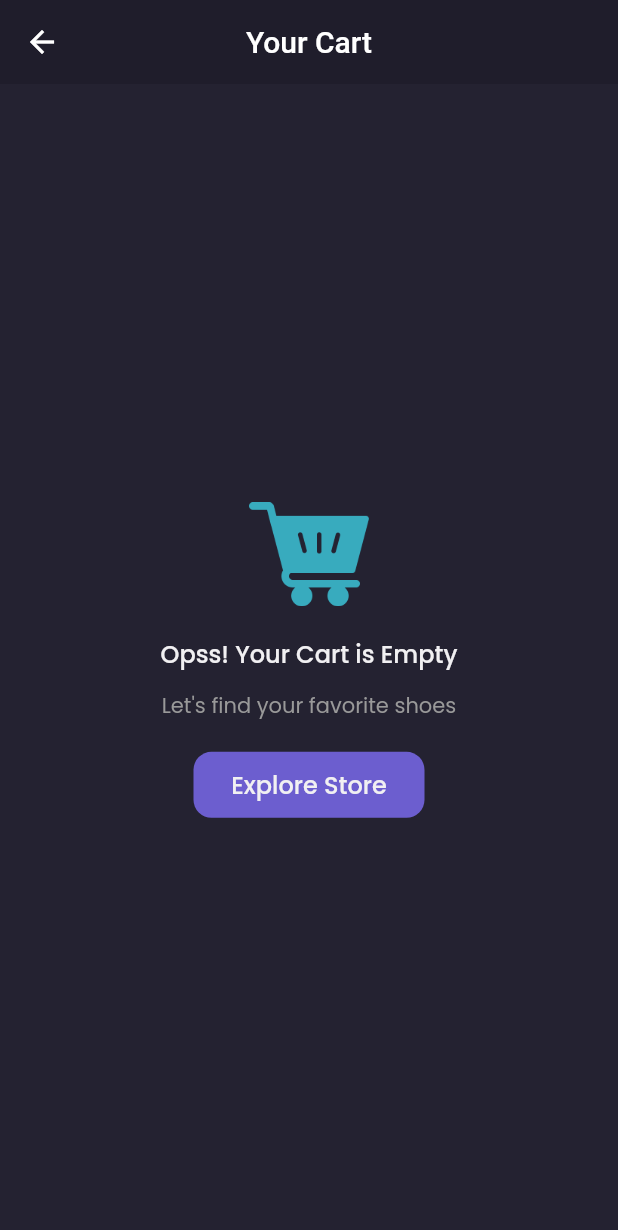
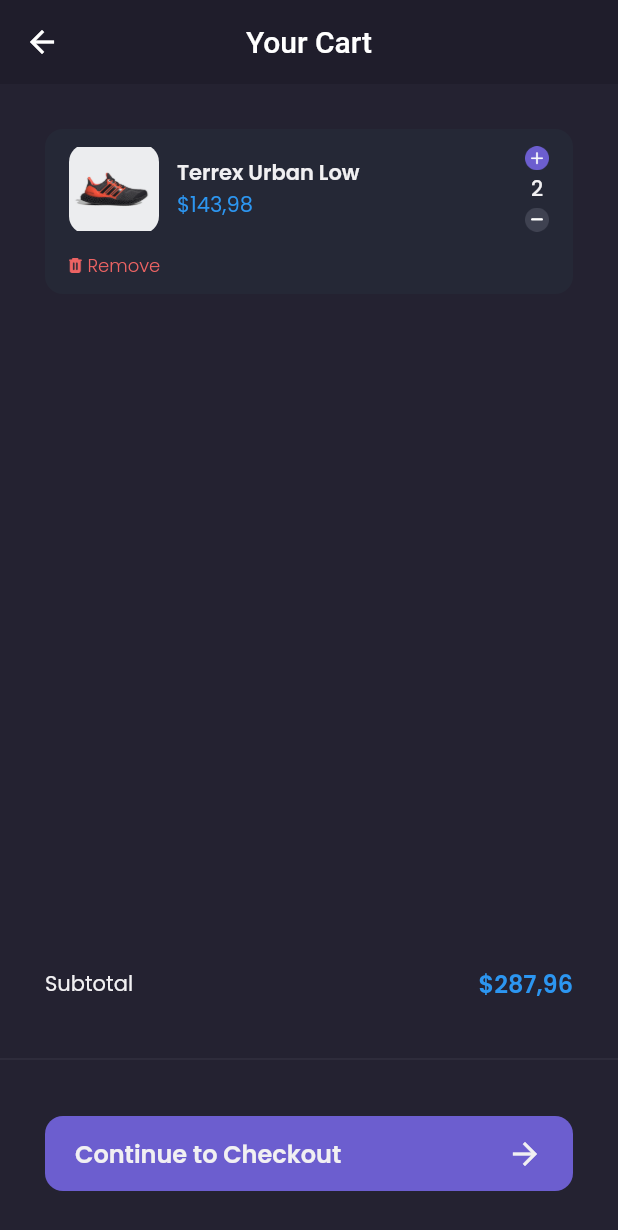
Before and after one commit to endijulian/flutter_toko_online, a Flutter app: the CartPage screen opened by its route, on a phone screen of 412 x 824 dp. Shown: the top 1230 px of the screen. Run offline on Flutter 3.47's test engine with Material 2 defaults, Android fonts, the phone set to English and light mode, and no system bars; our stand-ins replace carousel_slider, google_fonts.

Commit message:
cart card page

```diff
--- a/lib/pages/cart_page.dart
+++ b/lib/pages/cart_page.dart
@@ -1,5 +1,6 @@
 import 'package:flutter/material.dart';
 import 'package:shamo/theme.dart';
+import 'package:shamo/widgets/cart_card.dart';
 
 class CartPage extends StatelessWidget {
   @override
@@ -68,10 +69,88 @@ class CartPage extends StatelessWidget {
       );
     }
 
+    Widget content() {
+      return ListView(
+        padding: EdgeInsets.symmetric(horizontal: defaultMargin),
+        children: [
+          CartCard(),
+        ],
+      );
+    }
+
+    Widget customBottomNav() {
+      return Container(
+        height: 180,
+        child: Column(
+          children: [
+            Container(
+              margin: EdgeInsets.symmetric(horizontal: defaultMargin),
+              child: Row(
+                mainAxisAlignment: MainAxisAlignment.spaceBetween,
+                children: [
+                  Text(
+                    'Subtotal',
+                    style: primaryTextStyle,
+                  ),
+                  Text(
+                    '\$287,96',
+                    style: priceTextStyle.copyWith(
+                      fontWeight: semiBold,
+                      fontSize: 16,
+                    ),
+                  ),
+                ],
+              ),
+            ),
+            SizedBox(
+              height: 30,
+            ),
+            Divider(
+              thickness: 0.3,
+              color: subtitleColor,
+            ),
+            SizedBox(
+              height: 30,
+            ),
+            Container(
+              height: 50,
+              margin: EdgeInsets.symmetric(horizontal: defaultMargin),
+              child: TextButton(
+                onPressed: () {},
+                style: TextButton.styleFrom(
+                    backgroundColor: primaryColor,
+                    padding: EdgeInsets.symmetric(horizontal: 20),
+                    shape: RoundedRectangleBorder(
+                      borderRadius: BorderRadius.circular(12),
+                    )),
+                child: Row(
+                  mainAxisAlignment: MainAxisAlignment.spaceBetween,
+                  children: [
+                    Text(
+                      'Continue to Checkout',
+                      style: primaryTextStyle.copyWith(
+                        fontSize: 16,
+                        fontWeight: semiBold,
+                      ),
+                    ),
+                    Icon(
+                      Icons.arrow_forward,
+                      color: primaryTextColor,
+                    ),
+                  ],
+                ),
+              ),
+            ),
+          ],
+        ),
+      );
+    }
+
     return Scaffold(
       backgroundColor: backgroundColor3,
       appBar: header(),
-      body: emptyCart(),
+      body: content(),
+      bottomNavigationBar: customBottomNav(),
     );
   }
 }
--- a/lib/theme.dart
+++ b/lib/theme.dart
@@ -25,6 +25,7 @@ TextStyle priceTextStyle = GoogleFonts.poppins(color: priceColor);
 TextStyle subtitleTextStyle = GoogleFonts.poppins(color: subtitleColor);
 TextStyle purpleTextStyle = GoogleFonts.poppins(color: primaryColor);
 TextStyle blackTextStyle = GoogleFonts.poppins(color: blackColor);
+TextStyle alertTextStyle = GoogleFonts.poppins(color: alertColor);
 
 FontWeight light = FontWeight.w300;
 FontWeight regular = FontWeight.w400;
--- /dev/null
+++ b/lib/widgets/cart_card.dart
@@ -0,0 +1,103 @@
+import 'package:flutter/material.dart';
+import 'package:shamo/theme.dart';
+
+class CartCard extends StatelessWidget {
+  @override
+  Widget build(BuildContext context) {
+    return Container(
+      margin: EdgeInsets.only(top: defaultMargin),
+      padding: EdgeInsets.symmetric(
+        horizontal: 16,
+        vertical: 10,
+      ),
+      decoration: BoxDecoration(
+        color: backgroundColor4,
+        borderRadius: BorderRadius.circular(12),
+      ),
+      child: Column(
+        children: [
+          Row(
+            children: [
+              Container(
+                width: 60,
+                height: 60,
+                decoration: BoxDecoration(
+                  borderRadius: BorderRadius.circular(12),
+                  image: DecorationImage(
+                    image: AssetImage('assets/imgae_shoes.png'),
+                  ),
+                ),
+              ),
+              SizedBox(
+                width: 12,
+              ),
+              Expanded(
+                child: Column(
+                  crossAxisAlignment: CrossAxisAlignment.start,
+                  children: [
+                    Text(
+                      'Terrex Urban Low',
+                      style: primaryTextStyle.copyWith(
+                        fontWeight: semiBold,
+                      ),
+                    ),
+                    Text(
+                      '\$143,98',
+                      style: priceTextStyle,
+                    )
+                  ],
+                ),
+              ),
+              Column(
+                children: [
+                  Image.asset(
+                    'assets/button_add.png',
+                    width: 16,
+                  ),
+                  SizedBox(
+                    height: 2,
+                  ),
+                  Text(
+                    '2',
+                    style: primaryTextStyle.copyWith(
+                      fontWeight: medium,
+                      fontSize: 14,
+                    ),
+                  ),
+                  SizedBox(
+                    height: 2,
+                  ),
+                  Image.asset(
+                    'assets/button_min.png',
+                    width: 16,
+                  ),
+                ],
+              )
+            ],
+          ),
+          SizedBox(
+            height: 12,
+          ),
+          Row(
+            children: [
+              Image.asset(
+                'assets/trash.png',
+                height: 10,
+              ),
+              SizedBox(
+                width: 4,
+              ),
+              Text(
+                'Remove',
+                style: alertTextStyle.copyWith(
+                  fontWeight: light,
+                  fontSize: 12,
+                ),
+              )
+            ],
+          )
+        ],
+      ),
+    );
+  }
+}
```
Also changed, not shown: assets/button_min.png (renamed from assets/Reduce Jumlah Item.png), assets/trash.png (added).
